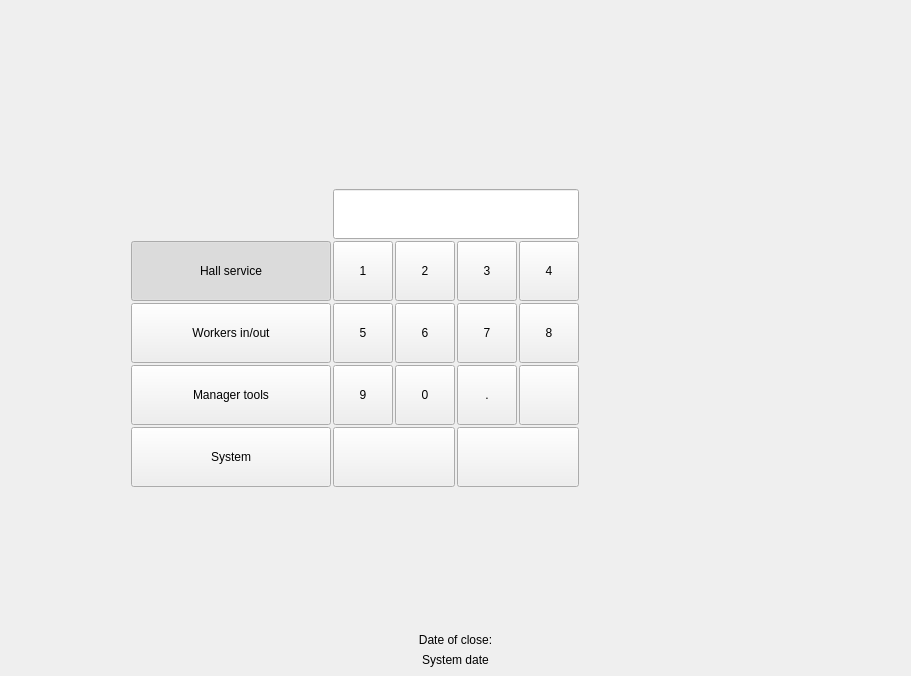
Before: the Qt Designer form Waiter/dlgscreen.ui in End1-1/Cafe5, drawn with Qt 5.
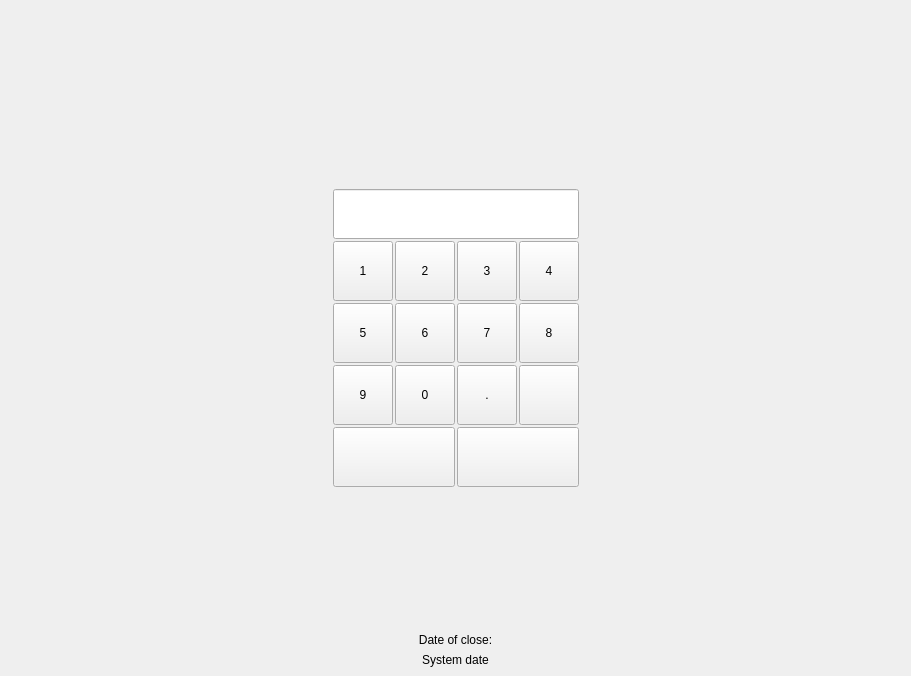
After: the same form once the commit is applied. Icons and pictures are not drawn. Custom widgets are drawn as their Qt base class.

```diff
--- a/Waiter/dlgscreen.ui
+++ b/Waiter/dlgscreen.ui
@@ -480,135 +480,6 @@
       <property name="spacing">
        <number>2</number>
       </property>
-      <item row="3" column="1">
-       <widget class="QPushButton" name="btnWorkersInOut">
-        <property name="minimumSize">
-         <size>
-          <width>200</width>
-          <height>60</height>
-         </size>
-        </property>
-        <property name="maximumSize">
-         <size>
-          <width>200</width>
-          <height>60</height>
-         </size>
-        </property>
-        <property name="focusPolicy">
-         <enum>Qt::NoFocus</enum>
-        </property>
-        <property name="text">
-         <string>Workers in/out</string>
-        </property>
-        <property name="checkable">
-         <bool>true</bool>
-        </property>
-       </widget>
-      </item>
-      <item row="2" column="1">
-       <widget class="QPushButton" name="btnHall">
-        <property name="minimumSize">
-         <size>
-          <width>200</width>
-          <height>60</height>
-         </size>
-        </property>
-        <property name="maximumSize">
-         <size>
-          <width>200</width>
-          <height>60</height>
-         </size>
-        </property>
-        <property name="focusPolicy">
-         <enum>Qt::NoFocus</enum>
-        </property>
-        <property name="text">
-         <string>Hall service</string>
-        </property>
-        <property name="checkable">
-         <bool>true</bool>
-        </property>
-        <property name="checked">
-         <bool>true</bool>
-        </property>
-       </widget>
-      </item>
-      <item row="5" column="0">
-       <spacer name="horizontalSpacer">
-        <property name="orientation">
-         <enum>Qt::Horizontal</enum>
-        </property>
-        <property name="sizeHint" stdset="0">
-         <size>
-          <width>128</width>
-          <height>37</height>
-         </size>
-        </property>
-       </spacer>
-      </item>
-      <item row="5" column="1">
-       <widget class="QPushButton" name="btnSystem">
-        <property name="minimumSize">
-         <size>
-          <width>200</width>
-          <height>60</height>
-         </size>
-        </property>
-        <property name="maximumSize">
-         <size>
-          <width>200</width>
-          <height>60</height>
-         </size>
-        </property>
-        <property name="focusPolicy">
-         <enum>Qt::NoFocus</enum>
-        </property>
-        <property name="text">
-         <string>System</string>
-        </property>
-        <property name="checkable">
-         <bool>true</bool>
-        </property>
-       </widget>
-      </item>
-      <item row="0" column="1">
-       <spacer name="verticalSpacer">
-        <property name="orientation">
-         <enum>Qt::Vertical</enum>
-        </property>
-        <property name="sizeHint" stdset="0">
-         <size>
-          <width>20</width>
-          <height>40</height>
-         </size>
-        </property>
-       </spacer>
-      </item>
-      <item row="4" column="1">
-       <widget class="QPushButton" name="btnManagerTools">
-        <property name="minimumSize">
-         <size>
-          <width>200</width>
-          <height>60</height>
-         </size>
-        </property>
-        <property name="maximumSize">
-         <size>
-          <width>200</width>
-          <height>60</height>
-         </size>
-        </property>
-        <property name="focusPolicy">
-         <enum>Qt::NoFocus</enum>
-        </property>
-        <property name="text">
-         <string>Manager tools</string>
-        </property>
-        <property name="checkable">
-         <bool>true</bool>
-        </property>
-       </widget>
-      </item>
      </layout>
     </widget>
    </item>
```
Left out of the diff: 6 changed lines with no effect on the pictures.
